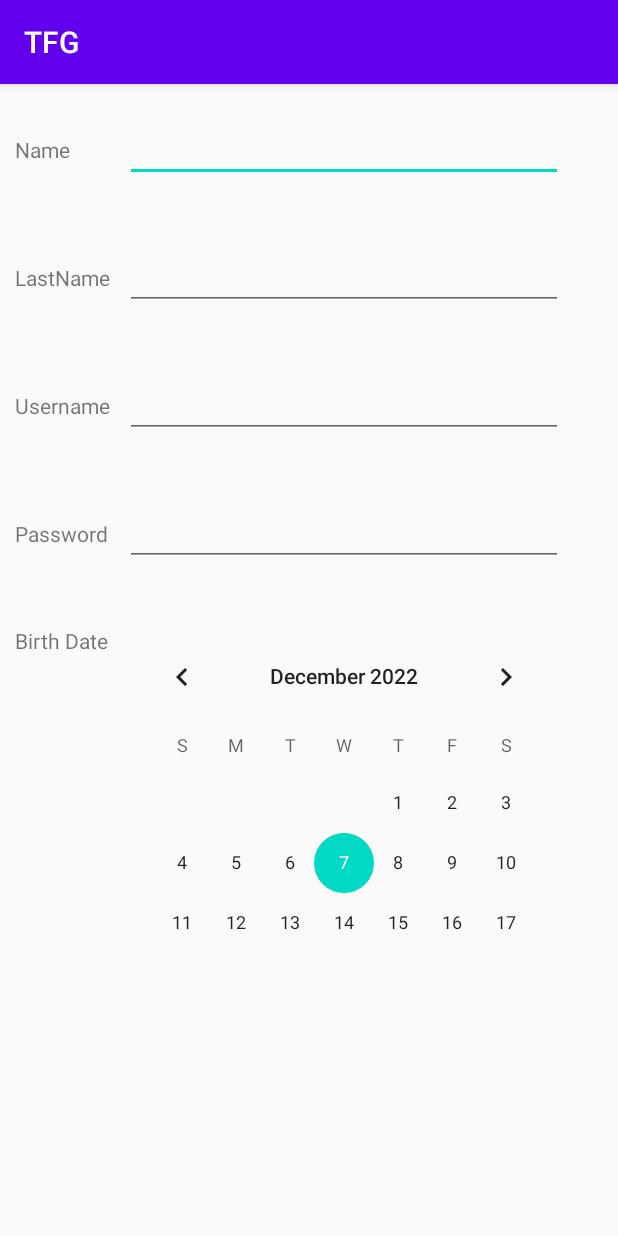
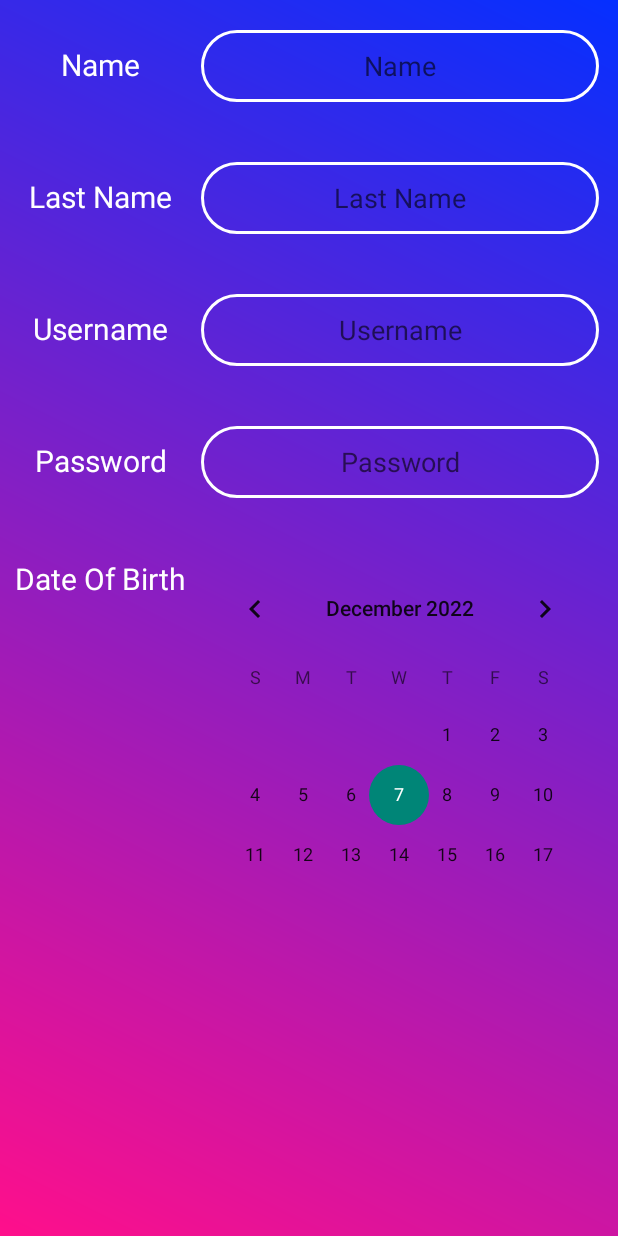
Before and after one commit to David-Francesch/TFG, an Android app: the RegisterWindow screen opened directly, with no data from a screen before it, on a phone screen of 412 x 824 dp. Run offline under Robolectric (Android 15) with nearby library versions, the phone set to English and light mode, and no system bars.

Commit message:
cambios generales grandes

```diff
--- a/app/src/main/AndroidManifest.xml
+++ b/app/src/main/AndroidManifest.xml
@@ -10,7 +10,7 @@
         android:label="@string/app_name"
         android:roundIcon="@mipmap/ic_launcher_round"
         android:supportsRtl="true"
-        android:theme="@style/Theme.TFG"
+        android:theme="@style/AppTheme"
         tools:targetApi="31">
         <activity
             android:name=".loginv2"
--- a/app/src/main/res/drawable/textfields.xml
+++ b/app/src/main/res/drawable/textfields.xml
@@ -4,5 +4,6 @@
     <corners
         android:radius="50dp"/>
     <stroke
-        android:width="2dp"/>
+        android:width="2dp"
+        android:color="@color/white"/>
 </shape>
--- a/app/src/main/res/layout/activity_profile.xml
+++ b/app/src/main/res/layout/activity_profile.xml
@@ -4,6 +4,7 @@
     xmlns:tools="http://schemas.android.com/tools"
     android:layout_width="match_parent"
     android:layout_height="match_parent"
+    style="@style/AppTheme"
     android:background="@drawable/bg_colors"
     tools:context=".Profile">
 
--- a/app/src/main/res/layout/activity_register_window.xml
+++ b/app/src/main/res/layout/activity_register_window.xml
@@ -4,13 +4,16 @@
     xmlns:tools="http://schemas.android.com/tools"
     android:layout_width="match_parent"
     android:layout_height="match_parent"
-    tools:context=".RegisterWindow">
+    tools:context=".RegisterWindow"
+    android:background="@drawable/bg_colors"
+    style="@style/AppTheme">
 
     <TableLayout
         android:layout_width="match_parent"
         android:layout_height="match_parent"
         tools:layout_editor_absoluteX="0dp"
-        tools:layout_editor_absoluteY="0dp">
+        tools:layout_editor_absoluteY="0dp"
+        android:background="@drawable/bg_colors">
 
         <TableRow
             android:layout_width="match_parent"
@@ -22,15 +25,17 @@
                 android:id="@+id/nameReg"
                 android:layout_width="wrap_content"
                 android:layout_height="wrap_content"
-                android:text="Name"/>
+                android:text="@string/nombre"/>
 
             <EditText
                 android:id="@+id/editTextTextPersonName2"
+                style="@style/textInputs"
                 android:layout_width="wrap_content"
                 android:layout_height="wrap_content"
                 android:ems="10"
                 android:inputType="textPersonName"
-                android:text="" />
+                android:minHeight="48dp"
+                android:hint="@string/nombre"/>
         </TableRow>
 
         <TableRow
@@ -43,15 +48,17 @@
                 android:id="@+id/LastNReg"
                 android:layout_width="wrap_content"
                 android:layout_height="wrap_content"
-                android:text="LastName" />
+                android:text="@string/apellido" />
 
             <EditText
                 android:id="@+id/editTextTextPersonName"
+                style="@style/textInputs"
                 android:layout_width="wrap_content"
                 android:layout_height="wrap_content"
                 android:ems="10"
                 android:inputType="textPersonName"
-                android:text="" />
+                android:minHeight="48dp"
+                android:hint="@string/apellido"/>
         </TableRow>
 
         <TableRow
@@ -63,15 +70,17 @@
                 android:id="@+id/UserReg"
                 android:layout_width="wrap_content"
                 android:layout_height="wrap_content"
-                android:text="Username" />
+                android:text="@string/usuario" />
 
             <EditText
                 android:id="@+id/editTextTextPersonName4"
+                style="@style/textInputs"
                 android:layout_width="wrap_content"
                 android:layout_height="wrap_content"
                 android:ems="10"
                 android:inputType="textPersonName"
-                android:text="" />
+                android:minHeight="48dp"
+                android:hint="@string/usuario"/>
         </TableRow>
 
         <TableRow
@@ -83,14 +92,17 @@
                 android:id="@+id/PassReg"
                 android:layout_width="wrap_content"
                 android:layout_height="wrap_content"
-                android:text="Password" />
+                android:text="@string/password" />
 
             <EditText
                 android:id="@+id/editTextTextPassword"
+                style="@style/textInputs"
                 android:layout_width="wrap_content"
                 android:layout_height="wrap_content"
                 android:ems="10"
-                android:inputType="textPassword" />
+                android:inputType="textPassword"
+                android:minHeight="48dp"
+                android:hint="@string/password"/>
 
         </TableRow>
 
@@ -104,11 +116,11 @@
                 android:id="@+id/BirthReg"
                 android:layout_width="wrap_content"
                 android:layout_height="wrap_content"
-                android:text="Birth Date" />
+                android:text="@string/dob" />
 
             <CalendarView
-                android:layout_width="292dp"
-                android:layout_height="222dp"></CalendarView>
+                android:layout_width="265dp"
+                android:layout_height="232dp"></CalendarView>
         </TableRow>
     </TableLayout>
 
--- a/app/src/main/res/values-v26/styles.xml
+++ b/app/src/main/res/values-v26/styles.xml
@@ -1,10 +1,29 @@
 <?xml version="1.0" encoding="utf-8"?>
 <resources>
-
+    <style name="AppTheme" parent="Theme.AppCompat.DayNight.NoActionBar">
+        <item name="android:windowFullscreen">true</item>
+    </style>
     <style name="RegRows">
         <item name="android:paddingVertical">20dp</item>
     </style>
     <style name="TextReg">
         <item name="android:layout_marginHorizontal">10dp</item>
+        <item name="android:textColor">@color/white</item>
+        <item name="android:textSize">20dp</item>
+        <item name="android:textAlignment">center</item>
     </style>
+    <style name="TextLabels">
+        <item name="android:textColor">@color/white</item>
+        <item name="android:textSize">25dp</item>
+        <item name="android:textAlignment">center</item>
+    </style>
+    <style name="BtnTextLabels" parent="TextLabels">
+        <item name="android:textSize">15dp</item>
+    </style>
+    <style name="textInputs">
+        <item name="android:background">@drawable/textfields</item>
+        <item name="android:textColor">@color/white</item>
+        <item name="android:textAlignment">center</item>
+    </style>
+
 </resources>
--- a/app/src/main/res/values/strings.xml
+++ b/app/src/main/res/values/strings.xml
@@ -4,4 +4,10 @@
     <string name="description">DESCRIPTION_PLACEHOLDER</string>
     <string name="gustos">GUSTOS_PLACEHOLDER</string>
     <string name="register">I don\'t have an account</string>
+    <string name="nombre">Name</string>
+    <string name="apellido">Last Name</string>
+    <string name="usuario">Username</string>
+    <string name="correo">e-Mail</string>
+    <string name="password">Password</string>
+    <string name="dob">Date Of Birth</string>
 </resources>
```
Also changed, not shown: app/src/main/res/layout/activity_main.xml (+23 -15 lines).
